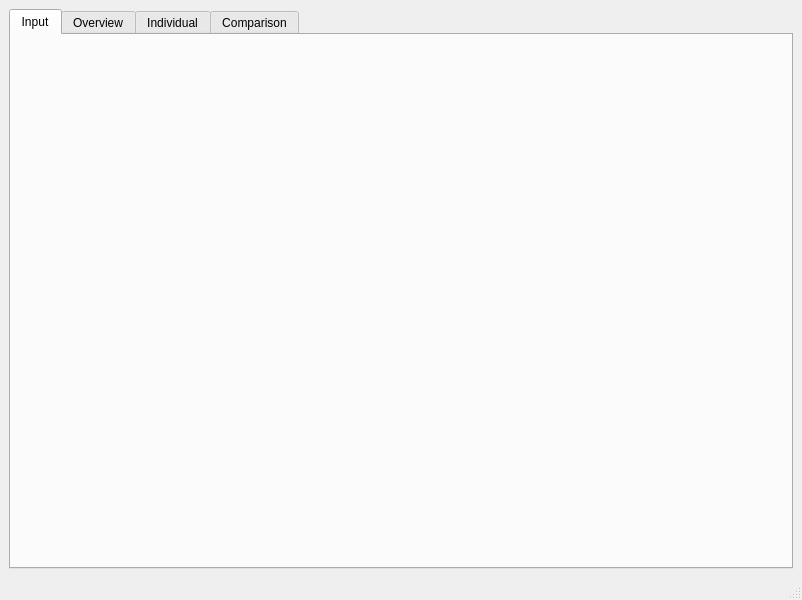
Old version of the form project/MainWindow.ui in the repository Gogonemnem/tu-delft-assignments.
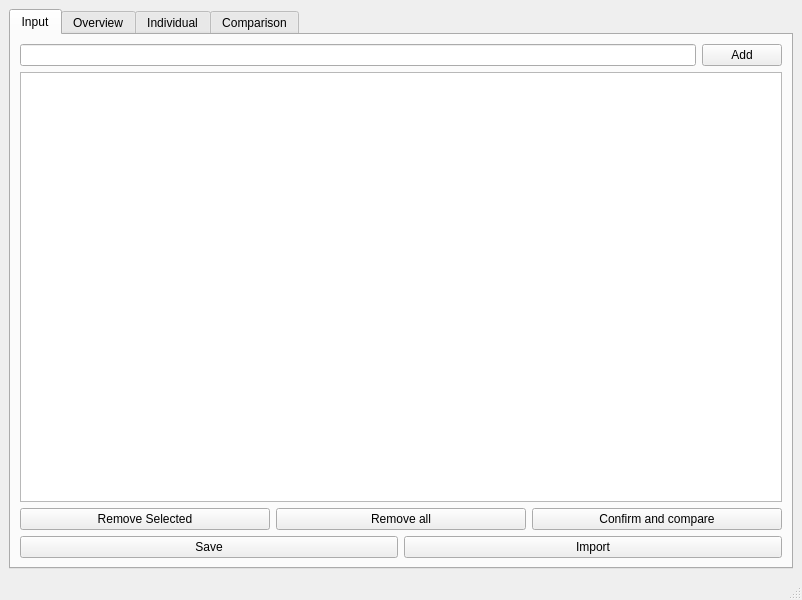
New version of the form. The open tabs and pages were chosen to show the change.

Commit message: Create input tab

```diff
--- a/project/MainWindow.ui
+++ b/project/MainWindow.ui
@@ -33,6 +33,72 @@
        <attribute name="title">
         <string>Input</string>
        </attribute>
+       <layout class="QGridLayout" name="gridLayout">
+        <item row="0" column="0">
+         <layout class="QVBoxLayout" name="verticalLayout_3">
+          <item>
+           <layout class="QHBoxLayout" name="horizontalLayout_2">
+            <item>
+             <widget class="QLineEdit" name="insert"/>
+            </item>
+            <item>
+             <widget class="QPushButton" name="insert_button">
+              <property name="text">
+               <string>Add</string>
+              </property>
+             </widget>
+            </item>
+           </layout>
+          </item>
+          <item>
+           <widget class="QTableView" name="tableView"/>
+          </item>
+          <item>
+           <layout class="QHBoxLayout" name="horizontalLayout_3">
+            <item>
+             <widget class="QPushButton" name="remove_selected_button">
+              <property name="text">
+               <string>Remove Selected</string>
+              </property>
+             </widget>
+            </item>
+            <item>
+             <widget class="QPushButton" name="remove_all_button">
+              <property name="text">
+               <string>Remove all</string>
+              </property>
+             </widget>
+            </item>
+            <item>
+             <widget class="QPushButton" name="Confirm_button">
+              <property name="text">
+               <string>Confirm and compare</string>
+              </property>
+             </widget>
+            </item>
+           </layout>
+          </item>
+          <item>
+           <layout class="QHBoxLayout" name="horizontalLayout_3">
+            <item>
+             <widget class="QPushButton" name="save_button">
+              <property name="text">
+               <string>Save</string>
+              </property>
+             </widget>
+            </item>
+            <item>
+             <widget class="QPushButton" name="import_button">
+              <property name="text">
+               <string>Import</string>
+              </property>
+             </widget>
+            </item>
+           </layout>
+          </item>
+         </layout>
+        </item>
+       </layout>
       </widget>
       <widget class="QWidget" name="overview">
        <attribute name="title">
```
Left out of the diff: 2 changed lines with no effect on the pictures. The commit also changes 6 other files.
